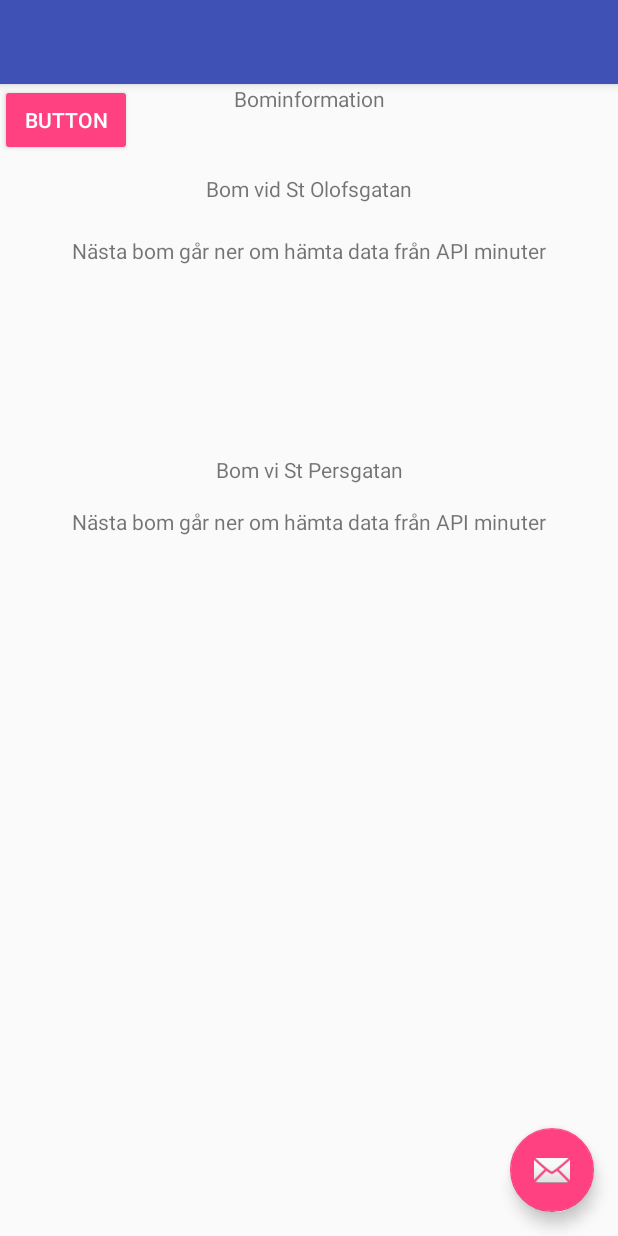
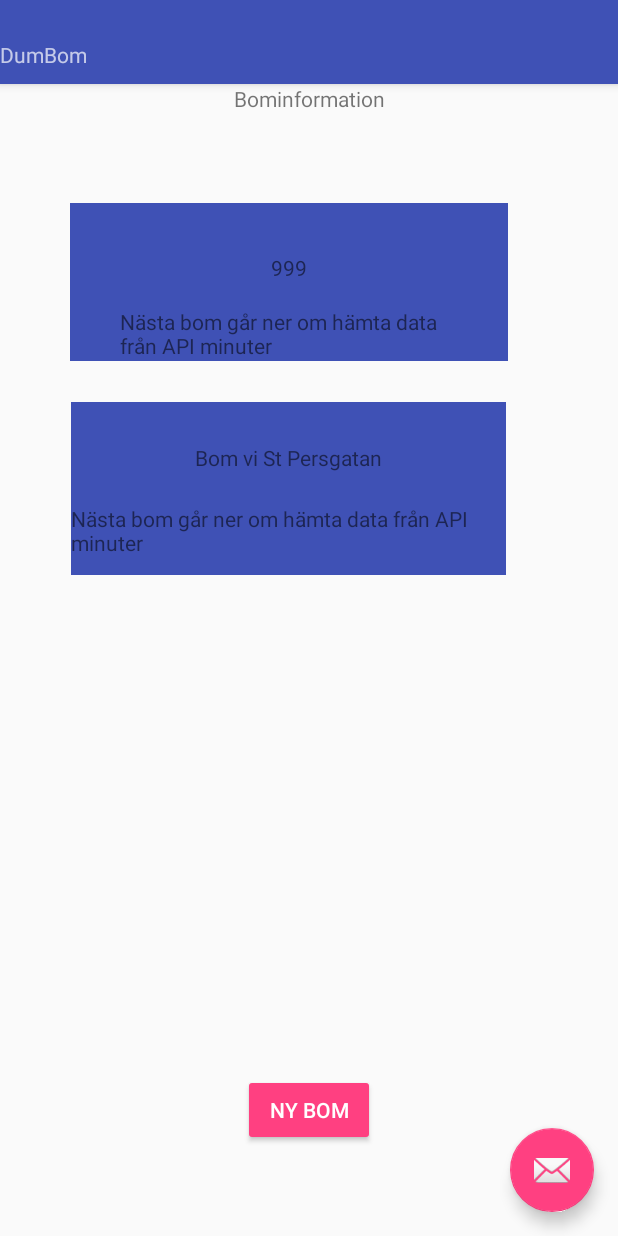
Before and after one commit to Amlambda/trainhack, an Android app: the screen it shows after launch (MainActivity), on a phone screen of 412 x 824 dp. Run offline under Robolectric (Android 15) with nearby library versions, the phone set to English and light mode, and no system bars.

Commit message:
bom object added

```diff
--- a/Trainhack2017/app/src/main/java/com/isisochbast/trainhack2017/MainActivity.java
+++ b/Trainhack2017/app/src/main/java/com/isisochbast/trainhack2017/MainActivity.java
@@ -18,27 +18,36 @@ public class MainActivity extends AppCompatActivity {
 
     TextView mTextViewBomSOEdit;
     TextView mTextViewBomSPEdit;
+    TextView mTextViewBomSOTitle;
+    TextView mTextViewBomSPTitle;
+    SingleBom Bom1;
+    SingleBom Bom2;
 
     @Override
     protected void onCreate(Bundle savedInstanceState) {
         super.onCreate(savedInstanceState);
         setContentView(R.layout.activity_main);
+        Bom1 = new SingleBom("999");
+        Bom2 = new SingleBom("222");
 
         mTextViewBomSOEdit = (TextView) findViewById(R.id.text_view_info_bomSO);
+        mTextViewBomSPEdit = (TextView) findViewById(R.id.text_view_info_bomSP);
 
-
-
-        mTextViewBomSPEdit = (TextView) findViewById(R.id.text_view_info_bomSP);
+        mTextViewBomSOTitle = (TextView) findViewById(R.id.text_view_bom_SO);
+        mTextViewBomSPTitle = (TextView) findViewById(R.id.text_view_bom_SP);
 
         //Om bommen är uppe
         String textBom = "Nästa bom går ner om".concat(" hämta data från API ").concat("minuter");
 
+        String bom1Id = Bom1.getId();
         //Om bommen är nere
 
         //String textBom = "Bommen går upp om".concat(" hämta data från API ").concat("minuter");
 
         mTextViewBomSPEdit.setText(textBom);
         mTextViewBomSOEdit.setText(textBom);
+
+        mTextViewBomSOTitle.setText(bom1Id);
 
 
     }
--- /dev/null
+++ b/Trainhack2017/app/src/main/java/com/isisochbast/trainhack2017/SingleBom.java
@@ -0,0 +1,52 @@
+package com.isisochbast.trainhack2017;
+
+import java.util.Calendar;
+import java.util.Date;
+
+/**
+ * Created by amandanorberg on 2017-09-08.
+ */
+
+
+public class SingleBom {
+    private String id;
+    private String name;
+
+    public SingleBom(String id){
+        this.id = id;
+        this.name = "En bom";
+    }
+
+    private String getName(){
+        //Hämta detta någonstans??
+        return this.name;
+    }
+
+    public String getId(){
+        return this.id;
+    }
+
+    private Calendar getTimeGoingDown(){
+        Calendar timeDown = Calendar.getInstance();
+        //hämta info från API med id?
+        return timeDown;
+    }
+
+    private Calendar getTimeGoingUp(){
+        Calendar timeUp = Calendar.getInstance();
+        //hämta info från API med id?
+        return timeUp;
+    }
+
+    private int totTimeDown(){
+        int goingDown = this.getTimeGoingDown().MINUTE;
+        int goingUp = this.getTimeGoingUp().MINUTE;
+        int timeDown;
+        if(goingUp > goingDown){
+            timeDown = goingUp - goingDown;
+        }else{
+            timeDown = goingDown - goingUp;
+        }
+        return timeDown;
+    }
+}
--- a/Trainhack2017/app/src/main/res/layout/activity_main.xml
+++ b/Trainhack2017/app/src/main/res/layout/activity_main.xml
@@ -18,6 +18,19 @@
             android:layout_height="?attr/actionBarSize"
             android:background="?attr/colorPrimary"
             app:popupTheme="@style/AppTheme.PopupOverlay"/>
+        <TextView
+            android:id="@+id/text_view_titel"
+            android:layout_width="wrap_content"
+            android:layout_height="wrap_content"
+            android:text="DumBom"
+            app:layout_constraintLeft_toLeftOf="parent"
+            app:layout_constraintRight_toRightOf="parent"
+            app:layout_constraintTop_toTopOf="parent"
+            tools:layout_constraintLeft_creator="1"
+            tools:layout_constraintRight_creator="1"
+            tools:layout_constraintTop_creator="1"
+            android:layout_marginTop="-29dp"
+            app:layout_constraintHorizontal_bias="0.501" />
 
     </android.support.design.widget.AppBarLayout>
 
--- a/Trainhack2017/app/src/main/res/layout/content_main.xml
+++ b/Trainhack2017/app/src/main/res/layout/content_main.xml
@@ -19,41 +19,75 @@
         app:layout_constraintTop_toTopOf="parent"
         tools:layout_constraintLeft_creator="1"
         tools:layout_constraintRight_creator="1"
-        tools:layout_constraintTop_creator="1"/>
+        tools:layout_constraintTop_creator="1"
+        app:layout_constraintHorizontal_bias="0.501" />
+
+    <android.support.constraint.ConstraintLayout xmlns:android="http://schemas.android.com/apk/res/android"
+        android:id="@+id/layout_bom_SO"
+        android:background="?attr/colorPrimary"
+        android:layout_width="292dp"
+        android:layout_height="105dp"
+        android:orientation="vertical"
+        tools:layout_constraintTop_creator="1"
+        tools:layout_constraintRight_creator="1"
+        tools:layout_constraintBottom_creator="1"
+        app:layout_constraintBottom_toTopOf="@+id/layout_bom_SP"
+        app:layout_constraintRight_toRightOf="@+id/layout_bom_SP"
+        android:layout_marginTop="60dp"
+        tools:layout_constraintLeft_creator="1"
+        android:layout_marginBottom="27dp"
+        app:layout_constraintLeft_toLeftOf="@+id/layout_bom_SP"
+        app:layout_constraintTop_toTopOf="parent"
+        app:layout_constraintVertical_bias="1.0">
 
         <TextView
             android:id="@+id/text_view_bom_SO"
             android:layout_width="wrap_content"
             android:layout_height="wrap_content"
-        android:layout_marginTop="60dp"
             android:text="@string/string_bom_SO"
             app:layout_constraintLeft_toLeftOf="parent"
             app:layout_constraintRight_toRightOf="parent"
             app:layout_constraintTop_toTopOf="parent"
             tools:layout_constraintLeft_creator="1"
             tools:layout_constraintRight_creator="1"
-        tools:layout_constraintTop_creator="1"/>
+            tools:layout_constraintTop_creator="1"
+            android:layout_marginTop="33dp" />
 
         <TextView
             android:id="@+id/text_view_info_bomSO"
-        android:layout_width="wrap_content"
-        android:layout_height="wrap_content"
-        android:layout_marginTop="101dp"
-        android:text="hohoho"
-        app:layout_constraintHorizontal_bias="0.501"
+            android:layout_width="226dp"
+            android:layout_height="36dp"
+            android:text="hohohooooooooooooooooooooooooooooooo"
+            app:layout_constraintHorizontal_bias="0.502"
             app:layout_constraintLeft_toLeftOf="parent"
             app:layout_constraintRight_toRightOf="parent"
             app:layout_constraintTop_toTopOf="parent"
             tools:layout_constraintLeft_creator="1"
             tools:layout_constraintRight_creator="1"
-        tools:layout_constraintTop_creator="1"/>
+            tools:layout_constraintTop_creator="1"
+            android:layout_marginTop="69dp"
+            android:layout_marginLeft = "@dimen/text_horizontal_margin"
+            android:layout_marginRight = "@dimen/text_horizontal_margin"
+            tools:layout_editor_absoluteY="58dp" />
+    </android.support.constraint.ConstraintLayout>
 
+    <android.support.constraint.ConstraintLayout xmlns:android="http://schemas.android.com/apk/res/android"
+        android:id="@+id/layout_bom_SP"
+        android:background="?attr/colorPrimary"
+        android:layout_width="290dp"
+        android:layout_height="115dp"
+        android:orientation="vertical"
+        tools:layout_constraintTop_creator="1"
+        android:layout_marginTop="212dp"
+        tools:layout_constraintLeft_creator="1"
+        app:layout_constraintLeft_toLeftOf="parent"
+        app:layout_constraintTop_toTopOf="parent"
+        android:layout_marginLeft="47dp">
 
         <TextView
             android:id="@+id/text_view_bom_SP"
             android:layout_width="wrap_content"
             android:layout_height="wrap_content"
-        android:layout_marginTop="247dp"
             android:text="@string/string_bom_SP"
             app:layout_constraintLeft_toLeftOf="parent"
             app:layout_constraintRight_toRightOf="parent"
@@ -61,29 +95,35 @@
             tools:layout_constraintLeft_creator="1"
             tools:layout_constraintRight_creator="1"
             tools:layout_constraintTop_creator="1"
-        />
+            android:layout_marginTop="27dp" />
 
 
         <TextView
             android:id="@+id/text_view_info_bomSP"
             android:layout_width="wrap_content"
             android:layout_height="wrap_content"
-        android:layout_marginTop="282dp"
             android:text="Här finns indisk mat!"
             app:layout_constraintLeft_toLeftOf="parent"
             app:layout_constraintRight_toRightOf="parent"
             app:layout_constraintTop_toTopOf="parent"
             tools:layout_constraintLeft_creator="1"
             tools:layout_constraintRight_creator="1"
-        tools:layout_constraintTop_creator="1" />
+            tools:layout_constraintTop_creator="1"
+            android:layout_marginTop="68dp" />
+    </android.support.constraint.ConstraintLayout>
 
     <Button
         android:id="@+id/add_button"
         style="@style/Widget.AppCompat.Button.Colored"
         android:layout_width="wrap_content"
         android:layout_height="wrap_content"
-        android:text="Button"
-        tools:layout_editor_absoluteX="148dp"
-        tools:layout_editor_absoluteY="403dp" />
+        android:text="Ny bom"
+        tools:layout_constraintRight_creator="1"
+        tools:layout_constraintBottom_creator="1"
+        app:layout_constraintBottom_toBottomOf="parent"
+        app:layout_constraintRight_toRightOf="parent"
+        tools:layout_constraintLeft_creator="1"
+        android:layout_marginBottom="60dp"
+        app:layout_constraintLeft_toLeftOf="parent" />
 
 </android.support.constraint.ConstraintLayout>
--- a/Trainhack2017/app/src/main/res/values/colors.xml
+++ b/Trainhack2017/app/src/main/res/values/colors.xml
@@ -3,4 +3,5 @@
     <color name="colorPrimary">#3F51B5</color>
     <color name="colorPrimaryDark">#303F9F</color>
     <color name="colorAccent">#FF4081</color>
+    <color name="colorCardText">#FF4081</color>
 </resources>
--- a/Trainhack2017/app/src/main/res/values/dimens.xml
+++ b/Trainhack2017/app/src/main/res/values/dimens.xml
@@ -1,3 +1,5 @@
 <resources>
     <dimen name="fab_margin">16dp</dimen>
+    <dimen name="card_margin">16dp</dimen>
+    <dimen name="text_horizontal_margin">100dp</dimen>
 </resources>
```
Lines whose indentation alone changed are shown as unchanged.
